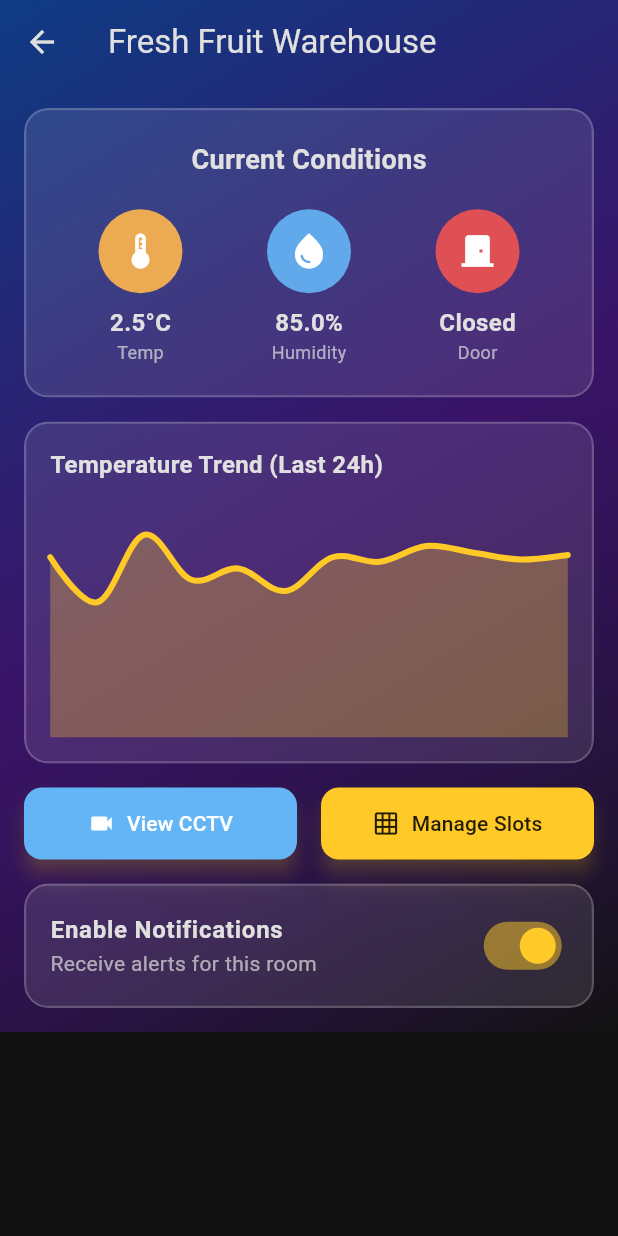
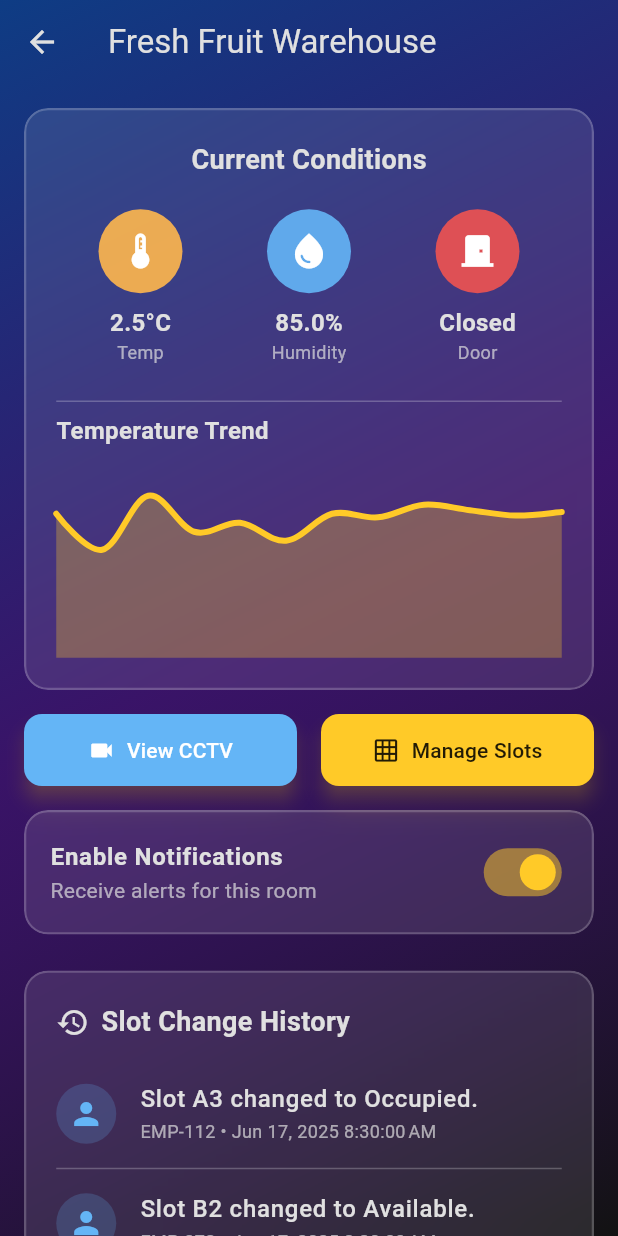
Before and after one commit to S-Crocophim/miniproject_pemob10, a Flutter app: the screen it shows after launch, after a tap on "Login", after a tap on the "wb sunny" icon, after a tap on "Fresh Fruit Warehouse", on a phone screen of 412 x 824 dp. Run offline on Flutter 3.47's test engine with Material 3 defaults, Android fonts, the phone set to English and light mode, and no system bars; drawn by our look-alikes of fl_chart; our stand-ins replace shared_preferences, video_player; Roboto replaces fonts that are missing (Poppins).

Commit message:
Add history changes

```diff
--- /dev/null
+++ b/lib/models/change_log.dart
@@ -0,0 +1,12 @@
+// lib/models/change_log.dart
+class ChangeLog {
+  final String employeeId;
+  final DateTime timestamp;
+  final String description; // Contoh: "Slot A1 diubah menjadi Occupied"
+
+  ChangeLog({
+    required this.employeeId,
+    required this.timestamp,
+    required this.description,
+  });
+}
--- /dev/null
+++ b/lib/screens/package.intl/intl.dart
@@ -0,0 +1 @@
+// TODO Implement this library.
--- a/lib/screens/room_detail_screen.dart
+++ b/lib/screens/room_detail_screen.dart
@@ -1,4 +1,7 @@
 // lib/screens/room_detail_screen.dart
+import 'package:intl/intl.dart';
+
+import '/models/change_log.dart';
 import '/models/cold_room.dart';
 import '/providers/theme_provider.dart';
 import '/screens/cctv_view_screen.dart';
@@ -20,6 +23,24 @@ class RoomDetailScreen extends StatefulWidget {
 
 class _RoomDetailScreenState extends State<RoomDetailScreen> {
   bool _notificationsEnabled = true;
+  List<ChangeLog> _changeLogs = [];
+
+  @override
+  void initState() {
+    super.initState();
+    _changeLogs = [
+      ChangeLog(
+        employeeId: 'EMP-112',
+        timestamp: DateTime.now().subtract(const Duration(hours: 2)),
+        description: 'Slot A3 changed to Occupied.',
+      ),
+      ChangeLog(
+        employeeId: 'EMP-078',
+        timestamp: DateTime.now().subtract(const Duration(hours: 8)),
+        description: 'Slot B2 changed to Available.',
+      ),
+    ];
+  }
 
   @override
   Widget build(BuildContext context) {
@@ -41,7 +62,24 @@ class _RoomDetailScreenState extends State<RoomDetailScreen> {
             child: Column(
               crossAxisAlignment: CrossAxisAlignment.stretch,
               children: [
-                GlassmorphicContainer(
+                _buildMetricSection(textColor),
+                const SizedBox(height: 16),
+                _buildActionButtons(context),
+                const SizedBox(height: 16),
+                _buildNotificationSwitch(isDarkMode, textColor),
+                const SizedBox(height: 24),
+                _buildChangeLogSection(textColor),
+              ],
+            ),
+          ),
+        ),
+      ),
+    );
+  }
+
+  Widget _buildMetricSection(Color textColor) {
+    final isDarkMode = Theme.of(context).brightness == Brightness.dark;
+    return GlassmorphicContainer(
       padding: const EdgeInsets.all(20),
       margin: EdgeInsets.zero,
       child: Column(
@@ -56,66 +94,85 @@ class _RoomDetailScreenState extends State<RoomDetailScreen> {
               _buildMetricItem('Door', widget.room.isDoorOpen ? 'Open' : 'Closed', Icons.door_front_door, isDarkMode ? AppTheme.darkStatusAlert : AppTheme.lightStatusAlert, textColor),
             ],
           ),
+          const SizedBox(height: 16),
+          const Divider(color: Colors.white24),
+          _buildChartCard(isDarkMode, textColor),
         ],
-                  ),
-                ),
-                const SizedBox(height: 16),
-                _buildChartCard(isDarkMode, textColor),
-                const SizedBox(height: 16),
-                _buildActionButtons(context),
-                const SizedBox(height: 16),
-                GlassmorphicContainer(
-                  padding: const EdgeInsets.symmetric(horizontal: 16.0, vertical: 4.0),
-                  margin: EdgeInsets.zero,
-                  child: SwitchListTile(
-                    title: Text('Enable Notifications', style: TextStyle(fontWeight: FontWeight.bold, color: textColor)),
-                    subtitle: Text('Receive alerts for this room', style: TextStyle(color: textColor.withOpacity(0.7))),
-                    value: _notificationsEnabled,
-                    onChanged: (value) {
-                      setState(() => _notificationsEnabled = value);
-                    },
-                    activeColor: isDarkMode ? AppTheme.darkPrimaryColor : AppTheme.lightPrimaryColor,
-                    contentPadding: EdgeInsets.zero,
-                  ),
-                ),
-              ],
-            ),
-          ),
-        ),
       ),
     );
   }
 
-  Widget _buildMetricItem(String label, String value, IconData icon, Color color, Color textColor) {
-    return Column(
-      children: [
-        CircleAvatar(
-          radius: 28,
-          backgroundColor: color.withOpacity(0.9),
-          child: Icon(icon, size: 28, color: Colors.white),
-        ),
-        const SizedBox(height: 8),
-        Text(value, style: TextStyle(fontSize: 16, fontWeight: FontWeight.bold, color: textColor)),
-        Text(label, style: TextStyle(fontSize: 12, color: textColor.withOpacity(0.7))),
-      ],
-    );
-  }
-
-  Widget _buildChartCard(bool isDarkMode, Color textColor) {
+  Widget _buildChangeLogSection(Color textColor) {
     return GlassmorphicContainer(
+      padding: const EdgeInsets.all(20),
       margin: EdgeInsets.zero,
       child: Column(
         crossAxisAlignment: CrossAxisAlignment.start,
         children: [
-          Text('Temperature Trend (Last 24h)', style: TextStyle(fontSize: 16, fontWeight: FontWeight.bold, color: textColor)),
-          const SizedBox(height: 20),
-          SizedBox(
-            height: 150,
-            child: LineChart(_buildTemperatureChartData(isDarkMode)),
+          Row(
+            children: [
+              Icon(Icons.history, color: textColor, size: 22),
+              const SizedBox(width: 8),
+              Text(
+                "Slot Change History",
+                style: TextStyle(fontSize: 18, fontWeight: FontWeight.bold, color: textColor),
+              ),
+            ],
+          ),
+          const SizedBox(height: 12),
+          if (_changeLogs.isEmpty)
+            Center(
+              child: Padding(
+                padding: const EdgeInsets.symmetric(vertical: 16.0),
+                child: Text(
+                  "No recent changes.",
+                  style: TextStyle(color: textColor.withOpacity(0.7), fontStyle: FontStyle.italic),
+                ),
+              ),
+            )
+          else
+            ListView.separated(
+              shrinkWrap: true,
+              physics: const NeverScrollableScrollPhysics(),
+              itemCount: _changeLogs.length,
+              itemBuilder: (context, index) {
+                final log = _changeLogs[index];
+                return ListTile(
+                  contentPadding: EdgeInsets.zero,
+                  leading: CircleAvatar(
+                    backgroundColor: Theme.of(context).colorScheme.secondary.withOpacity(0.2),
+                    child: Icon(Icons.person, color: Theme.of(context).colorScheme.secondary),
+                  ),
+                  title: Text(log.description, style: TextStyle(color: textColor, fontWeight: FontWeight.w500)),
+                  subtitle: Text(
+                    "${log.employeeId} • ${DateFormat.yMMMd().add_jms().format(log.timestamp)}",
+                    style: TextStyle(color: textColor.withOpacity(0.7), fontSize: 12),
+                  ),
+                );
+              },
+              separatorBuilder: (context, index) => const Divider(color: Colors.white24, height: 1),
             ),
         ],
       ),
     );
+  }
+
+  void _navigateToSlotManagement() async {
+    final result = await Navigator.push<ChangeLog>(
+      context,
+      MaterialPageRoute(
+        builder: (_) => SlotManagementScreen(
+          slots: widget.room.slots,
+          roomName: widget.room.name,
+        ),
+      ),
+    );
+
+    if (result != null && mounted) {
+      setState(() {
+        _changeLogs.insert(0, result);
+      });
+    }
   }
 
   Widget _buildActionButtons(BuildContext context) {
@@ -141,13 +198,55 @@ class _RoomDetailScreenState extends State<RoomDetailScreen> {
           child: ElevatedButton.icon(
             icon: const Icon(Icons.grid_on),
             label: const Text('Manage Slots'),
-            onPressed: () {
-              Navigator.push(context, MaterialPageRoute(builder: (_) =>
-                SlotManagementScreen(slots: widget.room.slots, roomName: widget.room.name),
-              ));
-            },
+            onPressed: _navigateToSlotManagement,
           ),
         ),
+      ],
+    );
+  }
+
+  Widget _buildNotificationSwitch(bool isDarkMode, Color textColor) {
+    return GlassmorphicContainer(
+      padding: const EdgeInsets.symmetric(horizontal: 16.0, vertical: 4.0),
+      margin: EdgeInsets.zero,
+      child: SwitchListTile(
+        title: Text('Enable Notifications', style: TextStyle(fontWeight: FontWeight.bold, color: textColor)),
+        subtitle: Text('Receive alerts for this room', style: TextStyle(color: textColor.withOpacity(0.7))),
+        value: _notificationsEnabled,
+        onChanged: (value) {
+          setState(() => _notificationsEnabled = value);
+        },
+        activeColor: isDarkMode ? AppTheme.darkPrimaryColor : AppTheme.lightPrimaryColor,
+        contentPadding: EdgeInsets.zero,
+      ),
+    );
+  }
+
+  Widget _buildChartCard(bool isDarkMode, Color textColor) {
+    return Column(
+      crossAxisAlignment: CrossAxisAlignment.start,
+      children: [
+        Text('Temperature Trend', style: TextStyle(fontSize: 16, fontWeight: FontWeight.bold, color: textColor)),
+        const SizedBox(height: 20),
+        SizedBox(
+          height: 120,
+          child: LineChart(_buildTemperatureChartData(isDarkMode)),
+        ),
+      ],
+    );
+  }
+
+  Widget _buildMetricItem(String label, String value, IconData icon, Color color, Color textColor) {
+    return Column(
+      children: [
+        CircleAvatar(
+          radius: 28,
+          backgroundColor: color.withOpacity(0.9),
+          child: Icon(icon, size: 28, color: Colors.white),
+        ),
+        const SizedBox(height: 8),
+        Text(value, style: TextStyle(fontSize: 16, fontWeight: FontWeight.bold, color: textColor)),
+        Text(label, style: TextStyle(fontSize: 12, color: textColor.withOpacity(0.7))),
       ],
     );
   }
```
Also changed, not shown: lib/screens/slot_management_screen.dart (+108 -15 lines). Lines whose indentation alone changed are shown as unchanged.
